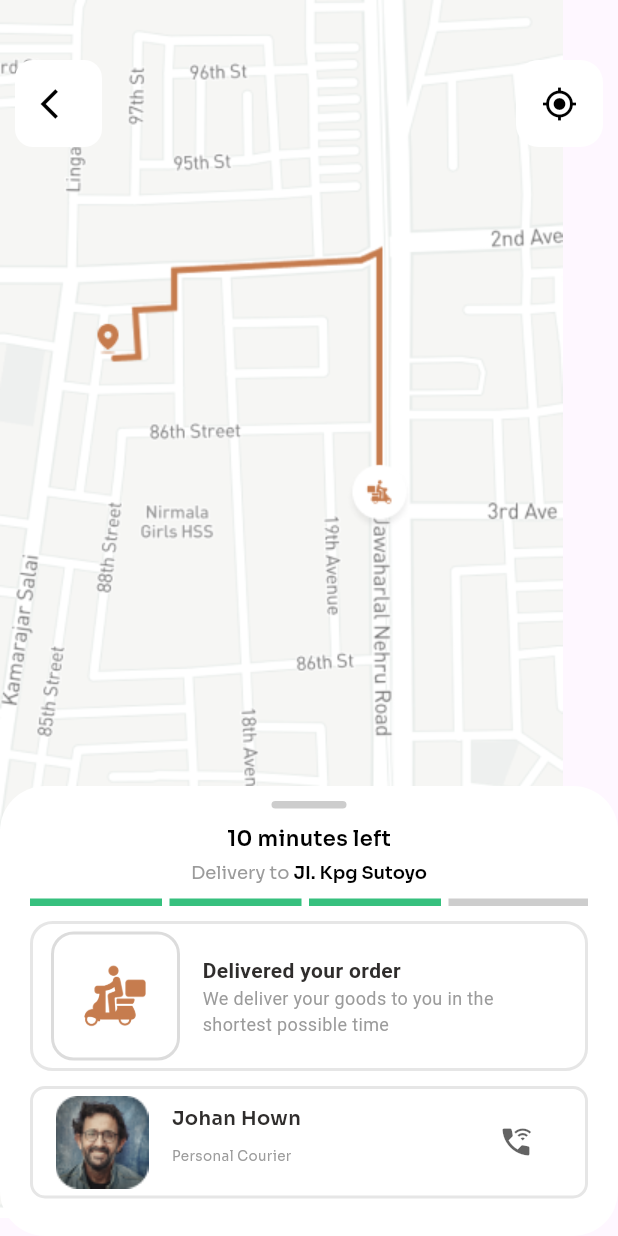
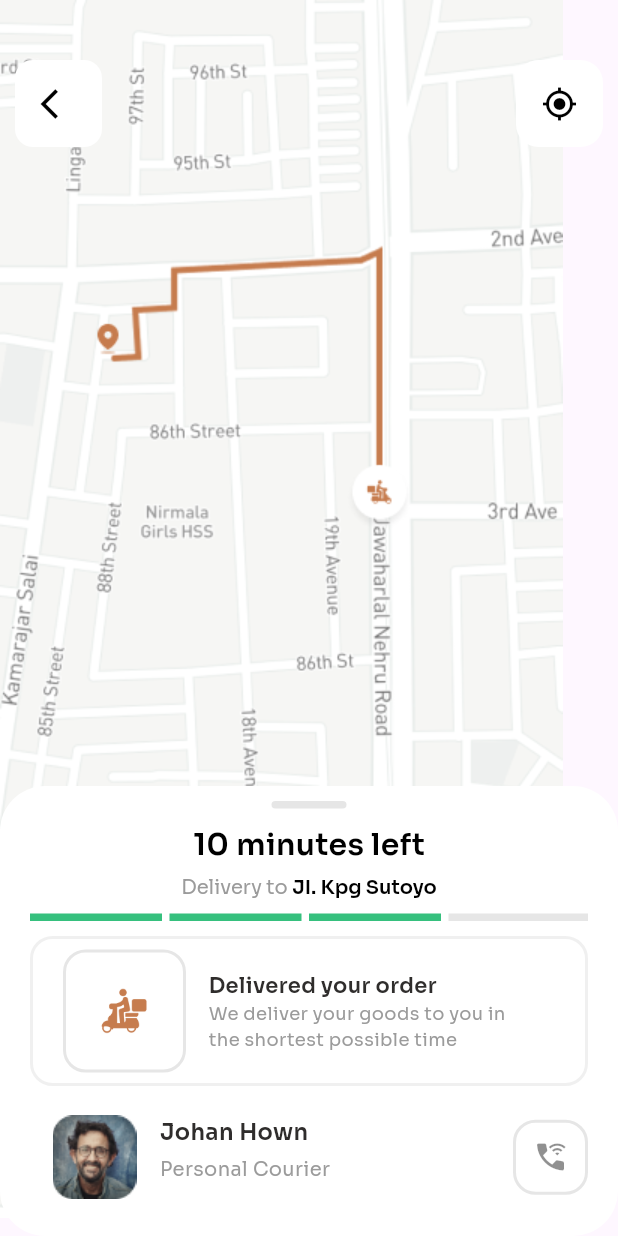
Before and after one commit to soiz11/Mobile-CA2, a Flutter app: the screen it shows after launch, on a phone screen of 412 x 824 dp. Run offline on Flutter 3.47's test engine with Material 3 defaults, Android fonts, the phone set to English and light mode, and no system bars.

Commit message:
final edit

```diff
--- a/lib/pages/delivery.dart
+++ b/lib/pages/delivery.dart
@@ -42,6 +42,7 @@ class _DeliveryState extends State<Delivery> {
                 ),
               ),
             ),
+
             Positioned(
               top: 40.0,
               right: 10.0,
@@ -62,6 +63,7 @@ class _DeliveryState extends State<Delivery> {
                 ),
               ),
             ),
+
             Align(
               alignment: Alignment.bottomCenter,
               child: Container(
@@ -80,28 +82,32 @@ class _DeliveryState extends State<Delivery> {
                       height: 5,
                       alignment: Alignment.center,
                       decoration: BoxDecoration(
-                        color: AppColors.bodyTextGrey.withOpacity(0.5),
+                        color: AppColors.bodyTextGrey.withOpacity(0.25),
                         borderRadius: BorderRadius.circular(30.0),
                       ),
                     ),
+
                     const SizedBox(height: 10.0),
+
                     Container(
                       child: const Text(
                         '10 minutes left',
                         style: TextStyle(
                           color: Colors.black,
                           fontFamily: 'bold',
-                          fontSize: 14,
+                          fontSize: 20,
                         ),
                       ),
                     ),
+
                     const SizedBox(height: 5.0),
+
                     Container(
                       child: RichText(
                         text: const TextSpan(
                           style: TextStyle(
                             color: Colors.black,
-                            fontSize: 12,
+                            fontSize: 13,
                           ),
                           children: [
                             TextSpan(
@@ -121,7 +127,9 @@ class _DeliveryState extends State<Delivery> {
                         ),
                       ),
                     ),
+
                     const SizedBox(height: 10.0),
+
                     Container(
                       height: 5,
                       child: Row(
@@ -146,20 +154,22 @@ class _DeliveryState extends State<Delivery> {
                           ),
                           Expanded(
                             child: Container(
-                              color: AppColors.bodyTextGrey.withOpacity(0.5),
+                              color: AppColors.bodyTextGrey.withOpacity(0.25),
                             ),
                           ),
                         ],
                       ),
                     ),
+
                     const SizedBox(height: 10.0),
+
                     Container(
-                      padding: const EdgeInsets.symmetric(horizontal: 12),
+                      padding: const EdgeInsets.symmetric(horizontal: 20),
                       height: 100,
                       decoration: BoxDecoration(
                         borderRadius: BorderRadius.circular(15.0),
                         border: Border.all(
-                          color: AppColors.bodyTextGrey.withOpacity(0.25),
+                          color: AppColors.bodyTextGrey.withOpacity(0.15),
                           width: 2.0,
                         ),
                       ),
@@ -169,13 +179,13 @@ class _DeliveryState extends State<Delivery> {
                           return Row(
                             children: [
                               Container(
-                                padding: const EdgeInsets.all(15),
+                                padding: const EdgeInsets.all(20),
                                 width: quarterWidth,
                                 height: quarterWidth,
                                 decoration: BoxDecoration(
                                   borderRadius: BorderRadius.circular(15.0),
                                   border: Border.all(
-                                    color: AppColors.bodyTextGrey.withOpacity(0.35),
+                                    color: AppColors.bodyTextGrey.withOpacity(0.25),
                                     width: 2.0,
                                   ),
                                 ),
@@ -198,7 +208,7 @@ class _DeliveryState extends State<Delivery> {
                                       'Delivered your order',
                                       style: TextStyle(
                                         color: AppColors.textBlack,
-                                        fontWeight: FontWeight.bold,
+                                        fontFamily: 'bold',
                                       ),
                                     ),
                                     Text(
@@ -206,7 +216,7 @@ class _DeliveryState extends State<Delivery> {
                                       textAlign: TextAlign.left,
                                       style: TextStyle(
                                         color: AppColors.bodyTextGrey,
-                                        fontWeight: FontWeight.normal,
+                                        fontFamily: 'regular',
                                         fontSize: 12,
                                       ),
                                     ),
@@ -218,14 +228,12 @@ class _DeliveryState extends State<Delivery> {
                         },
                       ),
                     ),
+
                     const SizedBox(height: 10.0),
+
                     Container(
                       height: 75,
                       decoration: BoxDecoration(
-                        border: Border.all(
-                          color: AppColors.bodyTextGrey.withOpacity(0.25),
-                          width: 2.0,
-                        ),
                         borderRadius: BorderRadius.circular(10.0),
                       ),
                       child: Row(
@@ -239,8 +247,9 @@ class _DeliveryState extends State<Delivery> {
                               ),
                             ),
                           ),
-                          Expanded(
-                            child: Container(
+
+                            Container(
+                              width: 150,
                               padding: const EdgeInsets.symmetric(horizontal: 0.5),
                               child: const Column(
                                 mainAxisAlignment: MainAxisAlignment.start,
@@ -252,32 +261,42 @@ class _DeliveryState extends State<Delivery> {
                                     style: TextStyle(
                                       color: AppColors.textBlack,
                                       fontFamily: 'bold',
-                                      fontSize: 13,
+                                      fontSize: 15,
                                     ),
                                   ),
-                                  SizedBox(height: 10.0),
+                                  SizedBox(height: 5.0),
                                   Text(
                                     'Personal Courier',
                                     textAlign: TextAlign.left,
                                     style: TextStyle(
                                       color: AppColors.bodyTextGrey,
                                       fontFamily: 'regular',
-                                      fontSize: 9,
+                                      fontSize: 13,
                                     ),
                                   ),
                                 ],
                               ),
                             ),
-                          ),
+
                           Expanded(
                             child: Container(),
                           ),
-                          const Expanded(
-                            child: Opacity(
-                              opacity: 0.7,
+                             Container(
+                              height: 50,
+                              width: 50,
+                              decoration: BoxDecoration(
+                                  borderRadius: BorderRadius.circular(15.0),
+                                  border: Border.all(
+                                    color: AppColors.bodyTextGrey.withOpacity(0.25),
+                                    width: 2.0,
+                                  ),
+                                ),
+                              padding: const EdgeInsets.symmetric(horizontal: 10),
+                              child: const Opacity(
+                              opacity: 0.5,
                               child: Icon(Icons.wifi_calling_3),
                             ),
-                          ),
+                            ),
                         ],
                       ),
                     ),
```
